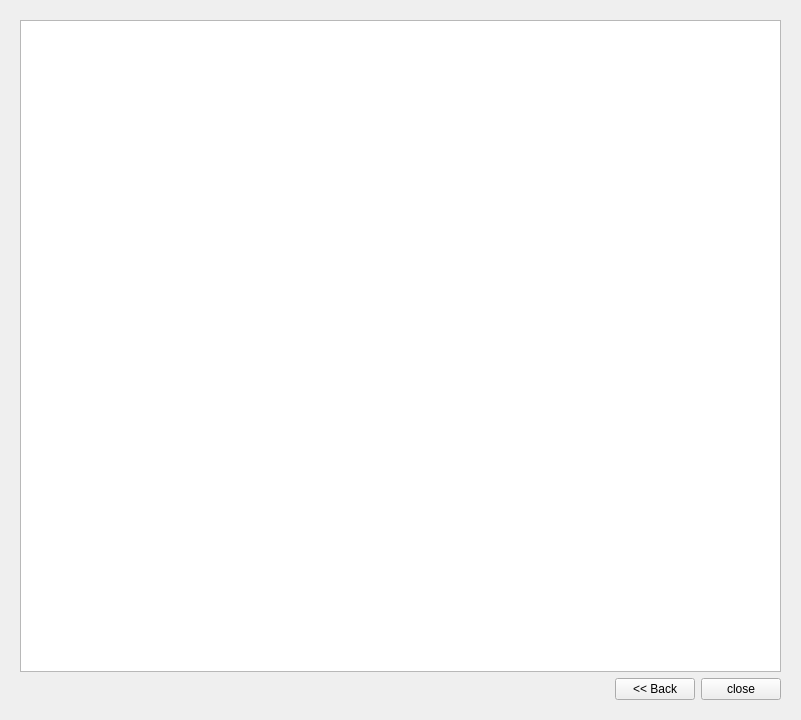
Old version of the form src/GSvar/CfDNAPanelBatchImport.ui in the repository imgag/ngs-bits.
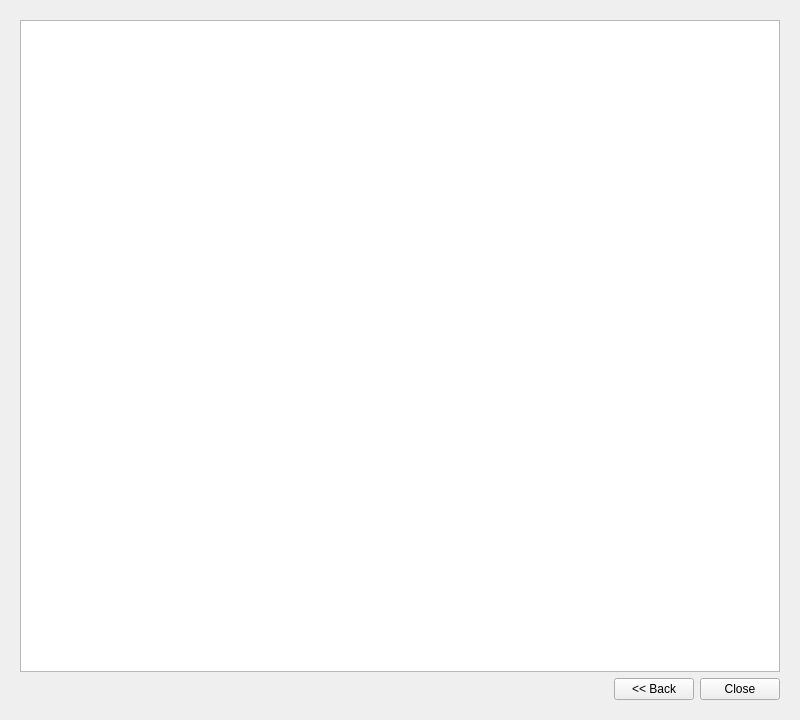
New version of the form. The open tabs and pages were chosen to show the change.

Commit message:
src/GSvar/CfDNAPanelBatchImport.*: finished first implementation
src/GSvar/DiseaseCourseWidget.*: replaced exceptions with warnings

src/cppNGSD/NGSD.*: use int for all sys_ids

The edit to the form file:
```diff
--- a/src/GSvar/CfDNAPanelBatchImport.ui
+++ b/src/GSvar/CfDNAPanelBatchImport.ui
@@ -6,10 +6,16 @@
    <rect>
     <x>0</x>
     <y>0</y>
-    <width>801</width>
+    <width>800</width>
     <height>720</height>
    </rect>
   </property>
+  <property name="minimumSize">
+   <size>
+    <width>800</width>
+    <height>720</height>
+   </size>
+  </property>
   <property name="windowTitle">
    <string>Dialog</string>
   </property>
@@ -156,7 +162,7 @@
          <item>
           <widget class="QPushButton" name="b_close">
            <property name="text">
-            <string>close</string>
+            <string>Close</string>
            </property>
           </widget>
          </item>
```
Left out of the diff: 2 changed lines with no effect on the pictures. The commit also changes 9 other files.
